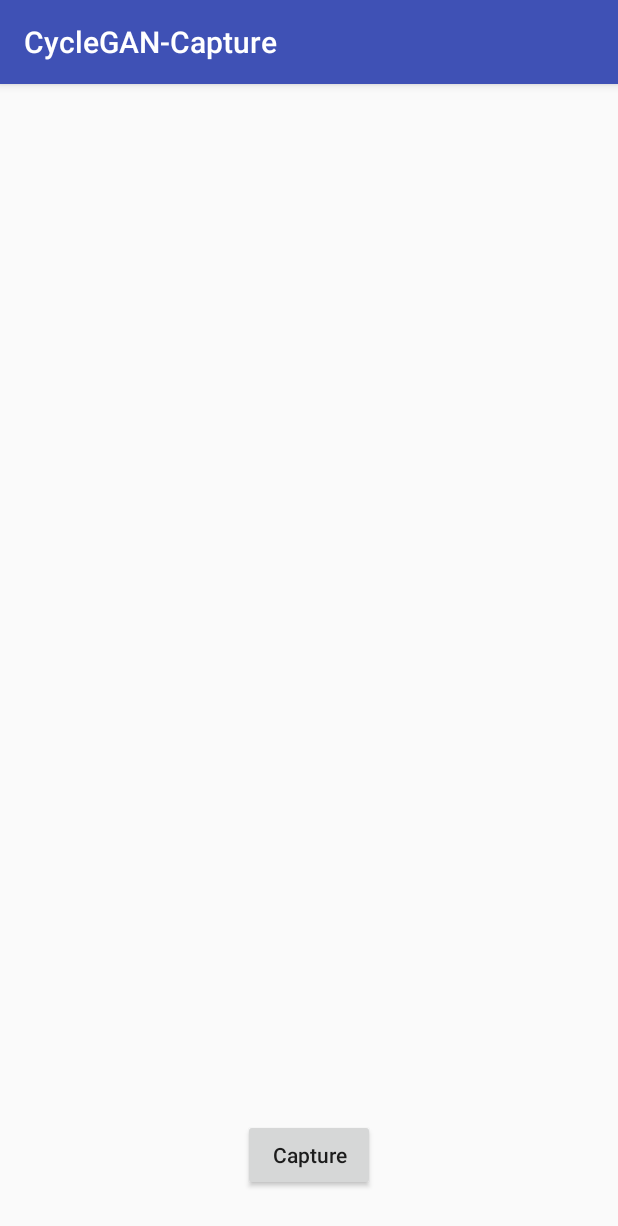
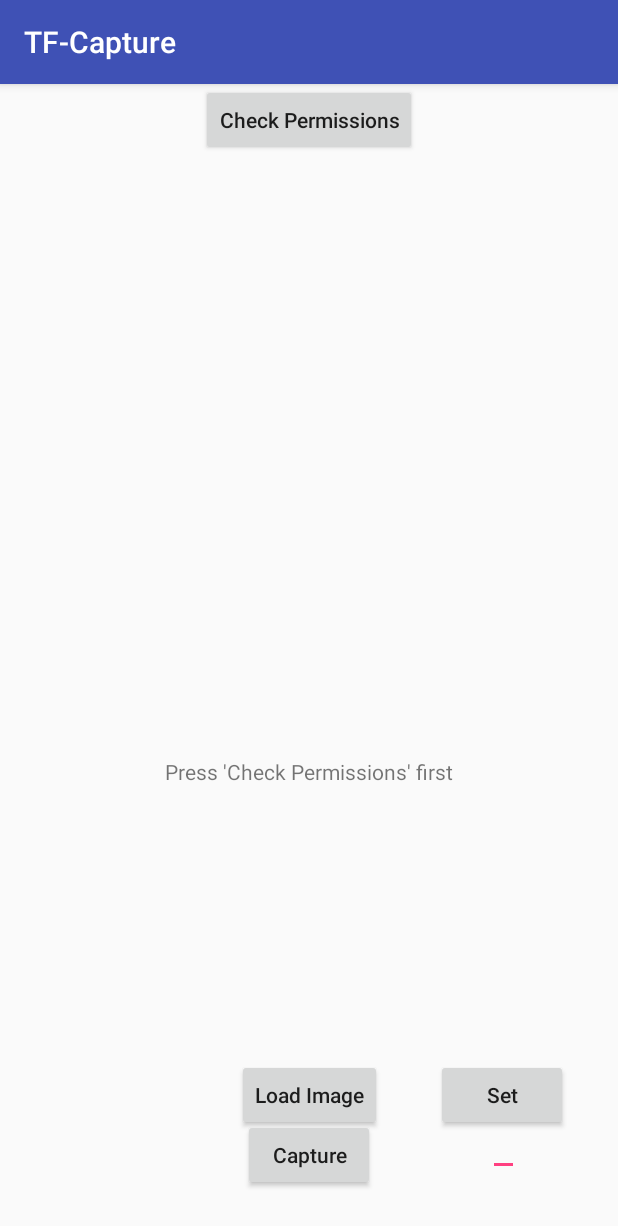
Before and after one commit to GuidoPaul/Android-Tensorflow-Style-Transfer, an Android app: the screen it shows after launch (MainActivity), on a phone screen of 412 x 824 dp. Shown: the top 1226 px of the screen. Run offline under Robolectric (Android 15) with nearby library versions, the phone set to English and light mode, and no system bars.

Commit message:
Large update
Rebuilt for SDK 27+
Rebuilt tensorflow libs using tf1.9
Load images from gallery function
Change resolution of inference in app
Norm2Pro style-transfer

```diff
--- a/app/src/main/java/com/andrewginns/CycleGAN/MainActivity.java
+++ /dev/null
@@ -1,175 +0,0 @@
-package com.andrewginns.CycleGAN;
-
-import android.content.Intent;
-import android.graphics.Bitmap;
-import android.graphics.BitmapFactory;
-import android.graphics.Matrix;
-import android.net.Uri;
-import android.os.Environment;
-import android.provider.MediaStore;
-import android.support.v4.content.FileProvider;
-import android.support.v7.app.AppCompatActivity;
-import android.os.Bundle;
-import android.util.Log;
-import android.view.View;
-import android.widget.Button;
-import android.widget.ImageView;
-
-import org.tensorflow.contrib.android.TensorFlowInferenceInterface;
-
-import java.io.File;
-import java.io.FileInputStream;
-import java.io.FileNotFoundException;
-import java.io.IOException;
-import java.text.SimpleDateFormat;
-import java.util.Date;
-import java.util.Locale;
-
-public class MainActivity extends AppCompatActivity {
-
-    private static final String MODEL_FILE = "file:///android_asset/2-quant-optimized_graph.pb";
-    private static final String INPUT_NODE = "inputA";
-    private static final String OUTPUT_NODE = "a2b_generator/output_image";
-    private static final int res = 400;
-
-    private int[] intValues;
-    private float[] floatValues;
-
-    private ImageView ivPhoto;
-
-    File photoFile;
-    private FileInputStream is = null;
-    private static final int CODE = 1;
-
-    private TensorFlowInferenceInterface inferenceInterface;
-
-    @Override
-    protected void onCreate(Bundle savedInstanceState) {
-        super.onCreate(savedInstanceState);
-        setContentView(R.layout.activity_main);
-
-        ivPhoto = findViewById(R.id.ivPhoto);
-
-        Button onCamera = findViewById(R.id.onCamera);
-        onCamera.setOnClickListener(new View.OnClickListener() {
-            @Override
-            public void onClick(View v) {
-                Intent intent = new Intent(MediaStore.ACTION_IMAGE_CAPTURE);
-                if (intent.resolveActivity(getPackageManager()) != null) {
-                    try {
-                        photoFile = createImageFile();  //Create temporary image
-                    } catch (IOException e) {
-                        e.printStackTrace();
-                    }
-                    if (photoFile != null) {
-                        //Enable secure sharing of images to other apps through FileProvider
-                        Uri photoURI = FileProvider.getUriForFile(MainActivity.this,
-                                BuildConfig.APPLICATION_ID + ".fileprovider",
-                                photoFile);
-                        intent.putExtra(MediaStore.EXTRA_OUTPUT, photoURI);
-                        startActivityForResult(intent, 1);
-                    }
-                }
-            }
-        });
-
-        initTensorFlowAndLoadModel();
-    }
-
-    private File createImageFile() throws IOException {
-        // Name the file
-        String timeStamp = new SimpleDateFormat("yyyyMMdd_HHmmss", Locale.UK).format(new Date());
-        String imageFileName = "JPEG_" + timeStamp + "_";
-        // getExternalFilesDir()stores long term data in SDCard/Android/data/your_app/files/
-        File storageDir = getExternalFilesDir(Environment.DIRECTORY_PICTURES);
-        assert storageDir != null;
-        Log.d("TAH", storageDir.toString());
-        //Create a temporary file with prefix >=3 characters. Default suffix is ".tmp"
-        return File.createTempFile(
-                imageFileName,
-                ".jpg",
-                storageDir
-        );
-    }
-
-
-    private void initTensorFlowAndLoadModel() {
-        intValues = new int[res * res];
-        floatValues = new float[res * res * 3];
-        inferenceInterface = new TensorFlowInferenceInterface(getAssets(), MODEL_FILE);
-    }
-
-    private Bitmap scaleBitmap(Bitmap origin, int newWidth, int newHeight) {
-        if (origin == null) {
-            return null;
-        }
-
-        int height = origin.getHeight();
-        int width = origin.getWidth();
-        float scaleWidth = ((float) newWidth) / width;
-        float scaleHeight = ((float) newHeight) / height;
-        Matrix matrix = new Matrix();
-        matrix.postScale(scaleWidth, scaleHeight);
-        Bitmap newBM = Bitmap.createBitmap(origin, 0, 0, width, height, matrix, false);
-        if (!origin.isRecycled()) {
-            origin.recycle();
-        }
-        return newBM;
-    }
-
-    private Bitmap stylizeImage(Bitmap bitmap) {
-        Bitmap scaledBitmap = scaleBitmap(bitmap, res, res); // desiredSize
-        scaledBitmap.getPixels(intValues, 0, scaledBitmap.getWidth(), 0, 0,
-                scaledBitmap.getWidth(), scaledBitmap.getHeight());
-        for (int i = 0; i < intValues.length; ++i) {
-            final int val = intValues[i];
-            floatValues[i * 3] = ((val >> 16) & 0xFF)  / (127.5f) - 1f ; //red
-
-            floatValues[i * 3 + 1] = ((val >> 8) & 0xFF) / (127.5f) - 1f; //green
-
-            floatValues[i * 3 + 2] = (val & 0xFF) / (127.5f) - 1f; //blue
-        }
-
-        // Copy the input data into TensorFlow.
-        inferenceInterface.feed(INPUT_NODE, floatValues, 1, res, res, 3);
-        // Run the inference call.
-        inferenceInterface.run(new String[]{OUTPUT_NODE});
-        // Copy the output Tensor back into the output array.
-        inferenceInterface.fetch(OUTPUT_NODE, floatValues);
-
-        for (int i = 0; i < intValues.length; ++i) {
-            intValues[i] =
-                    0xFF000000
-                            | (((int) ((floatValues[i * 3] + 1f) * 127.5f)) << 16) //red
-                            | (((int) ((floatValues[i * 3 + 1] + 1f) * 127.5f)) << 8) //green
-                            | ((int) ((floatValues[i * 3 + 2] + 1f) * 127.5f)); //blue
-        }
-        scaledBitmap.setPixels(intValues, 0, scaledBitmap.getWidth(), 0, 0,
-                scaledBitmap.getWidth(), scaledBitmap.getHeight());
-        return scaledBitmap;
-    }
-
-    @Override
-    protected void onActivityResult(int requestCode, int resultCode, Intent data) {
-        super.onActivityResult(requestCode, resultCode, data);
-        if (resultCode == RESULT_OK) {
-            if (requestCode == CODE) {
-                try {
-                    is = new FileInputStream(photoFile);
-                    Bitmap bitmap = BitmapFactory.decodeStream(is);
-                    Bitmap bitmap2 = stylizeImage(bitmap);
-                    ivPhoto.setImageBitmap(bitmap2);
-                } catch (FileNotFoundException e) {
-                    e.printStackTrace();
-                } finally {
-                    try {
-                        is.close();
-                    } catch (IOException e) {
-                        e.printStackTrace();
-                    }
-                }
-            }
-        }
-    }
-
-}
--- a/app/src/main/res/layout/activity_main.xml
+++ b/app/src/main/res/layout/activity_main.xml
@@ -5,7 +5,20 @@
     xmlns:tools="http://schemas.android.com/tools"
     android:layout_width="match_parent"
     android:layout_height="match_parent"
-    tools:context="com.guido.styletransfer.MainActivity">
+    tools:context="com.andrewginns.TFCapture.MainActivity">
+
+    <TextView
+
+        android:id="@+id/text_view"
+        android:layout_height="wrap_content"
+        android:layout_width="wrap_content"
+        android:textAllCaps="false"
+        app:layout_constraintBottom_toBottomOf="parent"
+        android:layout_marginBottom="300dp"
+        app:layout_constraintLeft_toLeftOf="parent"
+        app:layout_constraintRight_toRightOf="parent"
+
+        android:text="Press 'Check Permissions' first" />
 
     <ImageView
         android:id="@+id/ivPhoto"
@@ -32,11 +45,61 @@
         android:text="@string/button"
         app:layout_constraintBottom_toBottomOf="parent"
         android:layout_marginBottom="30dp"
-        android:layout_marginLeft="8dp"
         app:layout_constraintLeft_toLeftOf="parent"
-        android:layout_marginRight="8dp"
-        app:layout_constraintRight_toRightOf="parent"
-        android:layout_marginStart="8dp"
-        android:layout_marginEnd="8dp"/>
+        app:layout_constraintRight_toRightOf="parent" />
+
+    <EditText
+        android:id="@+id/resEdit"
+        android:inputType="number"
+        android:layout_width="wrap_content"
+        android:layout_height="wrap_content"
+        android:textAllCaps="false"
+        app:layout_constraintBottom_toBottomOf="parent"
+        android:layout_marginBottom="40dp"
+        android:layout_marginEnd="66dp"
+        app:layout_constraintRight_toRightOf="parent" />
+
+    <Button
+        android:id="@+id/onGallery"
+        android:layout_width="wrap_content"
+        android:layout_height="wrap_content"
+        android:textAllCaps="false"
+        android:text="Load Image"
+        app:layout_constraintBottom_toBottomOf="parent"
+        android:layout_marginBottom="70dp"
+        app:layout_constraintLeft_toLeftOf="parent"
+        app:layout_constraintRight_toRightOf="parent" />
+
+    <!--<Button-->
+        <!--android:id="@+id/onFolder"-->
+        <!--android:layout_width="wrap_content"-->
+        <!--android:layout_height="wrap_content"-->
+        <!--android:textAllCaps="false"-->
+        <!--android:text="Load Folder"-->
+        <!--app:layout_constraintBottom_toBottomOf="parent"-->
+        <!--android:layout_marginBottom="70dp"-->
+        <!--android:layout_margin="33dp"-->
+        <!--app:layout_constraintLeft_toLeftOf="parent" />-->
+
+    <Button
+        android:id="@+id/changeRes"
+        android:layout_width="wrap_content"
+        android:layout_height="wrap_content"
+        android:textAllCaps="false"
+        android:text="Set"
+        app:layout_constraintBottom_toBottomOf="parent"
+        android:layout_marginBottom="70dp"
+        android:layout_marginEnd="33dp"
+        app:layout_constraintRight_toRightOf="parent" />
+
+    <Button
+        android:id="@+id/checkPerm"
+        android:layout_width="wrap_content"
+        android:layout_height="wrap_content"
+        android:textAllCaps="false"
+        android:text="Check Permissions"
+        android:layout_marginTop="10dp"
+        app:layout_constraintLeft_toLeftOf="parent"
+        app:layout_constraintRight_toRightOf="parent" />
 
 </android.support.constraint.ConstraintLayout>
--- a/app/src/main/res/values/strings.xml
+++ b/app/src/main/res/values/strings.xml
@@ -1,4 +1,8 @@
 <resources>
-    <string name="app_name">CycleGAN-Capture</string>
+    <string name="app_name">TF-Capture</string>
     <string name="button">Capture</string>
+    <string name="from_gallery">Load</string>
+    <string name="check_permissions">Check Permissions</string>
+    <string name="load">Load</string>
+    <string name="press_check_permissions_and_grant_permissions_first">Press \'Check Permissions\' and grant permissions first</string>
 </resources>
--- a/app/src/main/res/xml/provider_paths.xml
+++ b/app/src/main/res/xml/provider_paths.xml
@@ -1,4 +1,4 @@
 <?xml version="1.0" encoding="utf-8"?>
 <paths>
-    <external-path path="Android/data/com.guido.styletransfer/files/Pictures" name="my_images" />
+    <external-path path="Android/data/com.andrewginns.TFCapture/files/Pictures" name="my_images" />
 </paths>
--- a/build.gradle
+++ b/build.gradle
@@ -6,7 +6,7 @@ buildscript {
         google()
     }
     dependencies {
-        classpath 'com.android.tools.build:gradle:3.0.1'
+        classpath 'com.android.tools.build:gradle:3.1.3'
 
         // NOTE: Do not place your application dependencies here; they belong
         // in the individual module build.gradle files
```
Also changed, not shown: app/build.gradle (+15 -11 lines), app/src/main/AndroidManifest.xml (+5 -2 lines), app/src/main/java/com/andrewginns/TFCapture/MainActivity.java (added, +345 -0 lines), gradle/wrapper/gradle-wrapper.properties, 1 other file.
